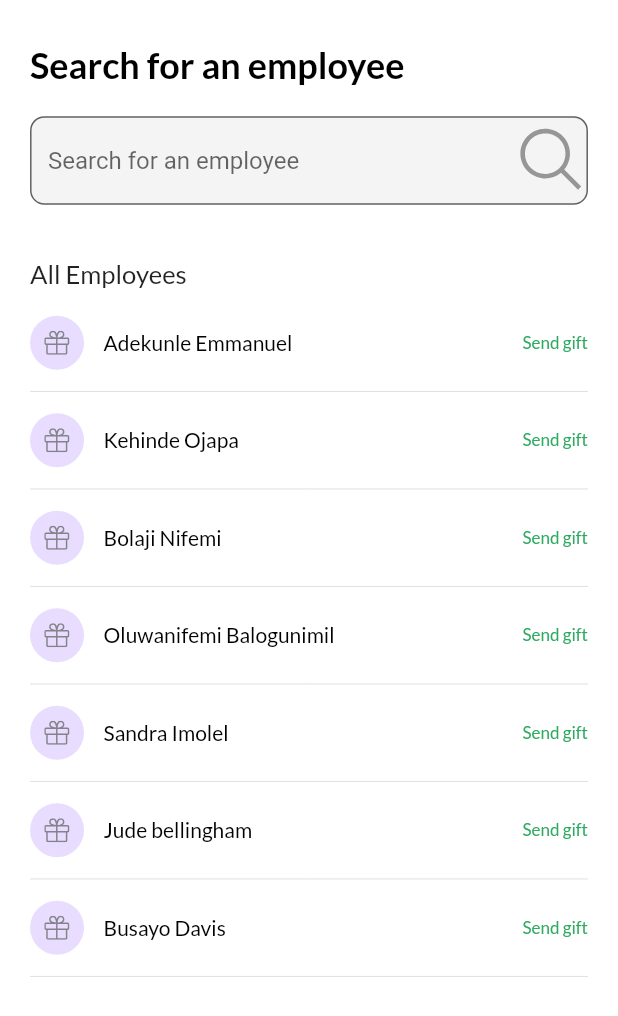
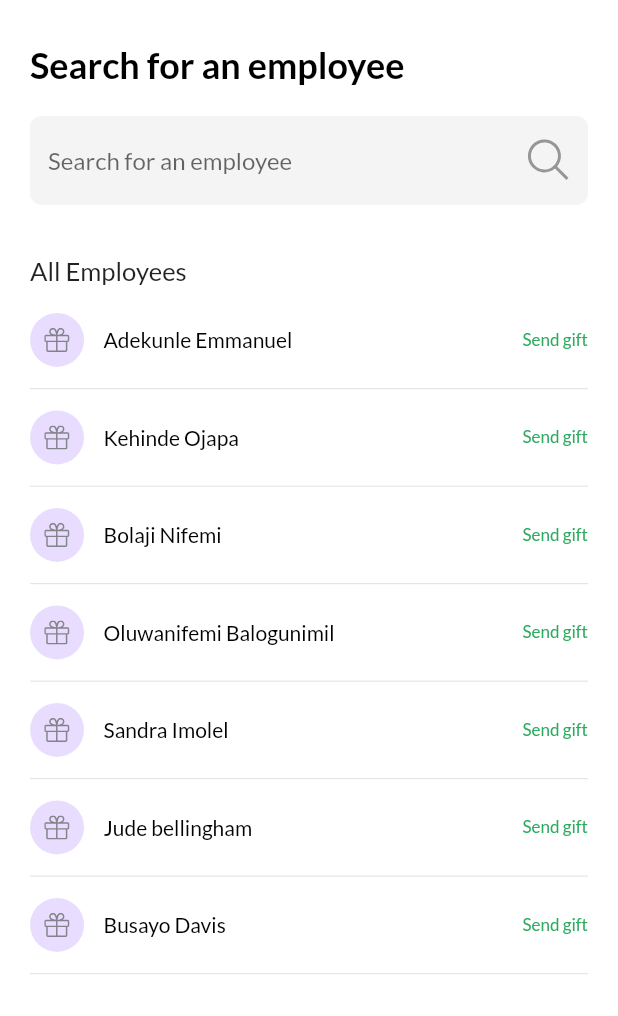
Before and after one commit to hngx-org/Jaguars-food-mobile, a Flutter app: the EmployeeScreen screen opened by its route, on a phone screen of 412 x 824 dp. Shown: the top 1016 px of the screen. Run offline on Flutter 3.47's test engine with Material 2 defaults, Android fonts, the phone set to English and light mode, and no system bars; our stand-ins replace email_validator, flutter_screenutil, flutter_svg, go_router, google_fonts.

Commit message:
made changes to the employee screen

```diff
--- a/lib/3_presentation/screens/employee_screen/employee_screen.dart
+++ b/lib/3_presentation/screens/employee_screen/employee_screen.dart
@@ -54,24 +54,39 @@ class _EmployeeScreenState extends State<EmployeeScreen> {
                     filled: true,
                     fillColor: const Color(0xFFF4F4F4),
                     hintText: 'Search for an employee',
-                    suffixIcon: SizedBox(
-                      width: 15.w,
-                      height: 15.h,
+                    hintStyle: GoogleFonts.lato(),
+                    suffixIconConstraints: BoxConstraints(
+                      minHeight: 24.h,
+                      minWidth: 24.w,
+                    ),
+                    suffixIcon: Padding(
+                      padding: const EdgeInsets.only(right: 10.0),
                       child: SvgPicture.asset(
                         Assets.searchPath,
                         fit: BoxFit.cover,
                       ),
                     ),
                     border: OutlineInputBorder(
-                      borderRadius: BorderRadius.circular(10.r),
+                      borderRadius: BorderRadius.circular(8.r),
+                      borderSide: const BorderSide(
+                        style: BorderStyle.solid,
+                        width: 1,
+                        color: Color(0xFFF4F4F4),
+                      ),
+                    ),
+                    enabledBorder: OutlineInputBorder(
+                      borderRadius: BorderRadius.circular(8.r),
                       borderSide: BorderSide(
-                        width: 5,
-                        color: Color(0xFFF4F4F4).withOpacity(.1),
+                        style: BorderStyle.solid,
+                        width: 1.w,
+                        color: const Color(0xFFF4F4F4),
                       ),
                     ),
                   ),
                 ),
-                const SizedBox(height: 36),
+                SizedBox(
+                  height: 36.h,
+                ),
                 Text(
                   "All Employees",
                   style: GoogleFonts.lato(
```
Also changed, not shown: lib/3_presentation/screens/home/home_screen.dart (+17 -10 lines), lib/common/constants/reusables/textfield.dart (+8 -0 lines).
